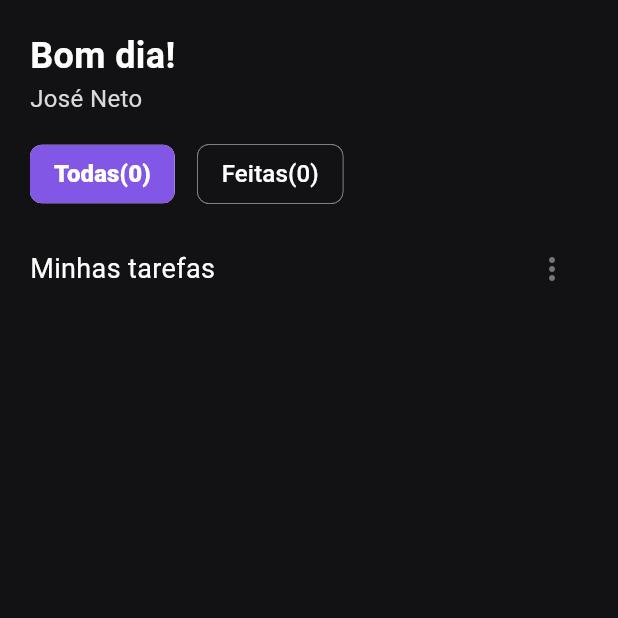
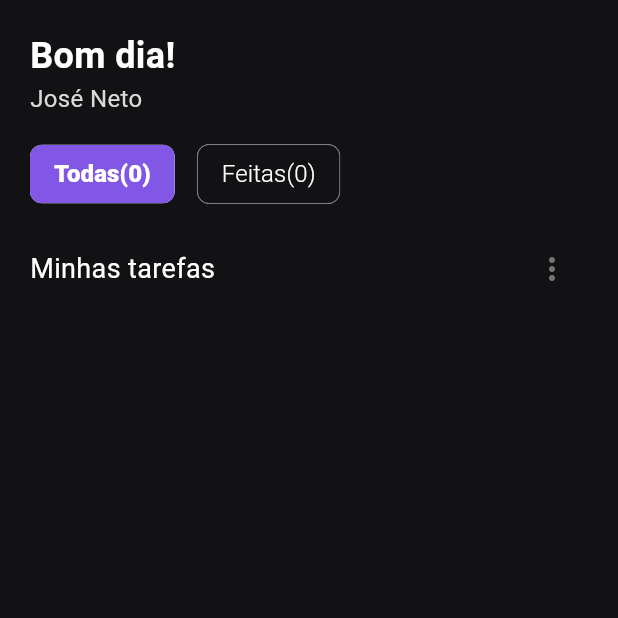
Before and after one commit to josedeneto/todo_app, a Flutter app: the screen it shows after launch, on a phone screen of 412 x 824 dp, the top half of it. Run offline on Flutter 3.47's test engine with Material 2 defaults, Android fonts, the phone set to English and light mode, and no system bars.

Commit message:
Personalizei o list tile, adicionando bordas e um novo background para o fundo, adiciomei novas cores ao ficheiro AppColor

```diff
--- a/lib/app/utils/colors/app_color.dart
+++ b/lib/app/utils/colors/app_color.dart
@@ -17,5 +17,7 @@ class AppColor {
    static const selectTile = Color.fromARGB(251, 27, 26, 27);
   static const hourColor =  Color.fromARGB(129, 63, 42, 110);
   static const dayOverlayColor = Color.fromARGB(28, 130, 87, 229);
+  static const todoCircle = Color.fromARGB(188, 59, 255, 157);
+  static const listTileTitle = Color.fromARGB(30, 114, 114, 114);
 
 }
--- a/lib/app/utils/theme/app_theme.dart
+++ b/lib/app/utils/theme/app_theme.dart
@@ -18,7 +18,7 @@ class AppTheme {
           contentPadding: const EdgeInsets.only(left: 0),
           leadingAndTrailingTextStyle: AppTypography.normal,
           minLeadingWidth: 1,
-          horizontalTitleGap: 5,
+          horizontalTitleGap: 0,
           titleTextStyle: AppTypography.normal,
           selectedColor: AppColor.selectedColor,
           selectedTileColor: AppColor.selectTile,
--- a/lib/app/views/add_todo/add_todo_page.dart
+++ b/lib/app/views/add_todo/add_todo_page.dart
@@ -160,6 +160,7 @@ class _AddTodoPageState extends State<AddTodoPage>
                     TodoModel(
                       title: todoController.text,
                       dataTime: dateController.text,
+                      time: initHourController.text
                     ),
                   );
                 }
--- a/lib/app/views/home/home_page.dart
+++ b/lib/app/views/home/home_page.dart
@@ -13,7 +13,7 @@ import 'package:intl/intl.dart';
 import 'package:provider/provider.dart';
 
 import 'widgets/dismissible_widget.dart';
-import 'widgets/filter_chip_component.dart';
+import 'widgets/filter_chip_widget.dart';
 import 'widgets/title_and_filter.dart';
 
 class HomePage extends StatefulWidget {
@@ -59,7 +59,7 @@ class _HomePageState extends State<HomePage> with AlertsDialog, Greeting {
               Row(
                 mainAxisAlignment: MainAxisAlignment.start,
                 children: [
-                  FilterChipComponent(
+                  FilterChipWidget(
                     title: 'Todas',
                     todos: context.read<HomeController>().todos.length,
                     function: (value) {
@@ -73,7 +73,7 @@ class _HomePageState extends State<HomePage> with AlertsDialog, Greeting {
                   const SizedBox(
                     width: 15,
                   ),
-                  FilterChipComponent(
+                  FilterChipWidget(
                     title: 'Feitas',
                     todos: context.read<HomeController>().done.length,
                     function: (value) {
--- a/lib/app/views/home/widgets/filter_chip_component.dart
+++ b/lib/app/views/home/widgets/filter_chip_widget.dart
@@ -2,12 +2,12 @@ import 'package:app_todo/app/utils/colors/app_color.dart';
 import 'package:app_todo/app/utils/style/app_typography.dart';
 import 'package:flutter/material.dart';
 
-class FilterChipComponent extends StatelessWidget {
+class FilterChipWidget extends StatelessWidget {
   final String title;
   final int todos;
   final Function(bool)? function;
   final bool isSelected;
-  const FilterChipComponent(
+  const FilterChipWidget(
       {Key? key,
       required this.title,
       required this.todos,
@@ -23,7 +23,7 @@ class FilterChipComponent extends StatelessWidget {
       label: Text(
         '$title($todos)',
         style: AppTypography.boldText!.copyWith(
-          fontWeight: isSelected ? FontWeight.w900 : FontWeight.w500,
+          fontWeight: isSelected ? FontWeight.w900 : FontWeight.w300,
           fontSize: 16,
         ),
       ),
```
Also changed, not shown: lib/app/views/home/widgets/todo_tile_widget.dart (+61 -10 lines).
